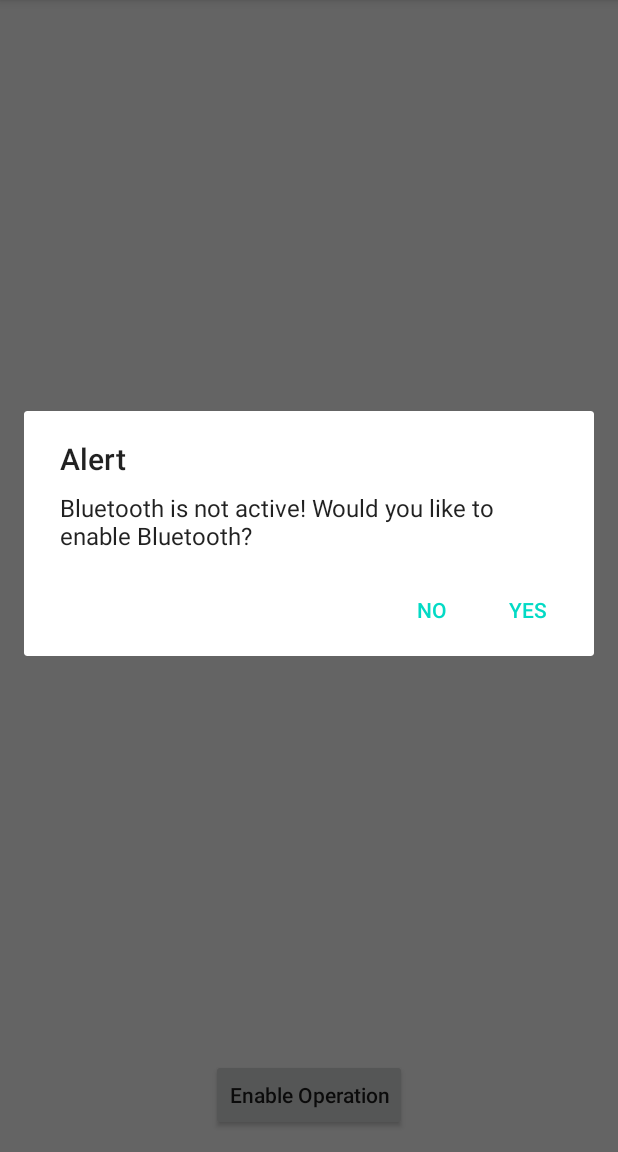
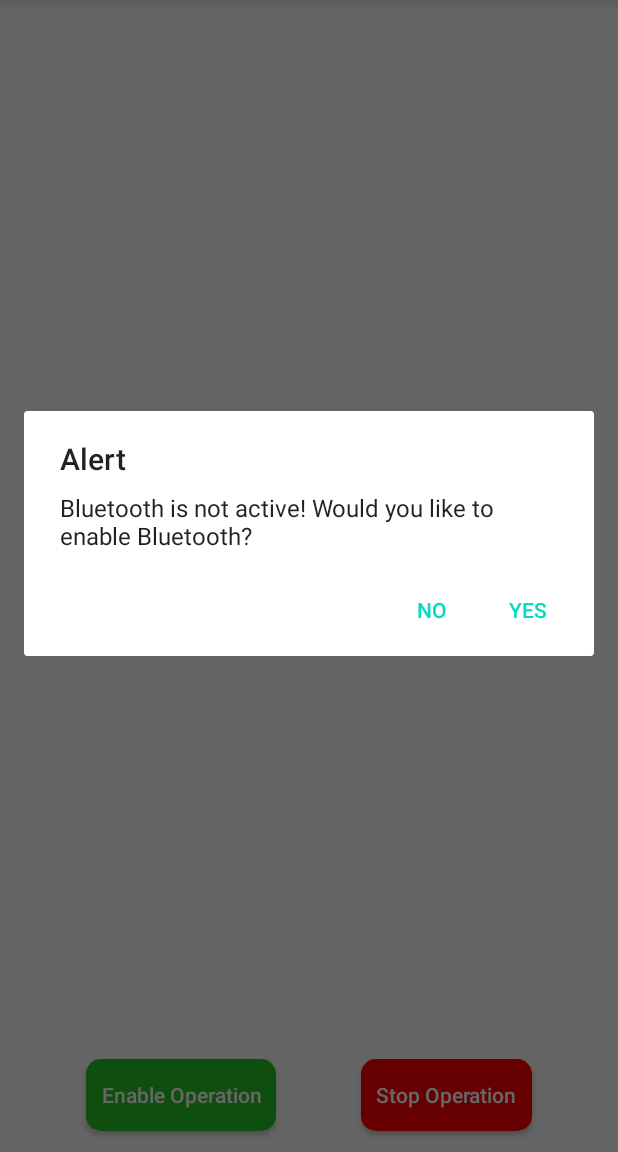
Before and after one commit to madroidpro/BT_AutoConnect, an Android app: the screen it shows after launch (MainActivity), after a tap on "Enable Operation", on a phone screen of 412 x 824 dp, the part 84-1236 px from its top. Run offline under Robolectric (Android 15) with nearby library versions, the phone set to English and light mode, and no system bars; our stand-ins replace data binding.

Commit message:
Add/Remove Bt Profiles to enable autoconnect

```diff
--- a/app/src/main/java/com/madroid/btautoconnect/adapter/DeviceListAdapter.kt
+++ b/app/src/main/java/com/madroid/btautoconnect/adapter/DeviceListAdapter.kt
@@ -4,12 +4,13 @@ import android.bluetooth.BluetoothDevice
 import android.view.LayoutInflater
 import android.view.ViewGroup
 import androidx.recyclerview.widget.RecyclerView
+import com.madroid.btautoconnect.MainActivity
 import com.madroid.btautoconnect.databinding.LayoutBtDevicesBinding
 
 /**
  * Created by HND6KOR on 10/12/2020.
  */
-class DeviceListAdapter(private var device: List<BluetoothDevice>) : RecyclerView.Adapter<DeviceListAdapter.DeviceVH>() {
+class DeviceListAdapter(private var device: List<BluetoothDevice>, private val action: MainActivity) : RecyclerView.Adapter<DeviceListAdapter.DeviceVH>() {
 
     override fun onCreateViewHolder(parent: ViewGroup, viewType: Int): DeviceVH {
         val inflater = LayoutInflater.from(parent.context)
@@ -33,6 +34,7 @@ class DeviceListAdapter(private var device: List<BluetoothDevice>) : RecyclerVie
     inner class DeviceVH(private val binding: LayoutBtDevicesBinding) : RecyclerView.ViewHolder(binding.root) {
         fun bind(device: BluetoothDevice) {
             binding.devices = device
+            binding.presenter=action
             binding.executePendingBindings()
         }
 
--- a/app/src/main/java/com/madroid/btautoconnect/receiver/BTBroadcastReceiver.kt
+++ b/app/src/main/java/com/madroid/btautoconnect/receiver/BTBroadcastReceiver.kt
@@ -7,18 +7,23 @@ import android.content.Intent
 import android.media.AudioManager
 import android.util.Log
 import android.view.KeyEvent
+import com.madroid.btautoconnect.common.CommonUtils
 import java.util.*
 import kotlin.concurrent.schedule
 
 class BTBroadcastReceiver : BroadcastReceiver() {
     val TAG = "BTBroadcastReceiver"
     override fun onReceive(context: Context, intent: Intent) {
+        val sharedPreferences = context.getSharedPreferences(CommonUtils.SHARED_PREF, Context.MODE_PRIVATE)
+        val savedDevices = sharedPreferences.getStringSet(CommonUtils.SAVED_BT_DEVICES, null) as? MutableSet<String>;
         Log.d(TAG, "${intent.action}")
         when (intent.action) {
             BluetoothDevice.ACTION_ACL_CONNECTED -> {
                 val device: BluetoothDevice? =
                         intent.getParcelableExtra(BluetoothDevice.EXTRA_DEVICE)
                 Log.d(TAG, "${device?.name} connected")
+                Log.d(TAG, savedDevices.toString())
+                if (savedDevices?.contains(device?.address) == true) {
                     Timer("starting", false).schedule(3000) {
                         val audioManager: AudioManager =
                                 context.getSystemService(Context.AUDIO_SERVICE) as AudioManager
@@ -27,6 +32,7 @@ class BTBroadcastReceiver : BroadcastReceiver() {
                         val upEvent = KeyEvent(KeyEvent.ACTION_UP, KeyEvent.KEYCODE_MEDIA_PLAY_PAUSE)
                         audioManager.dispatchMediaKeyEvent(downEvent)
                         audioManager.dispatchMediaKeyEvent(upEvent)
+                    }
                 }
 
             }
--- /dev/null
+++ b/app/src/main/res/drawable/btn_bg_green.xml
@@ -0,0 +1,7 @@
+<?xml version="1.0" encoding="utf-8"?>
+<shape xmlns:android="http://schemas.android.com/apk/res/android"
+    android:shape="rectangle" android:padding="10dp">
+    <!-- you can use any color you want I used here gray color-->
+    <solid android:color="@color/green"/>
+    <corners android:radius="10dp"/>
+</shape>
--- /dev/null
+++ b/app/src/main/res/drawable/btn_bg_red.xml
@@ -0,0 +1,7 @@
+<?xml version="1.0" encoding="utf-8"?>
+<shape xmlns:android="http://schemas.android.com/apk/res/android"
+    android:shape="rectangle" android:padding="10dp">
+    <!-- you can use any color you want I used here gray color-->
+    <solid android:color="@color/red"/>
+    <corners android:radius="10dp"/>
+</shape>
--- a/app/src/main/res/layout/activity_main.xml
+++ b/app/src/main/res/layout/activity_main.xml
@@ -78,11 +78,31 @@
             android:id="@+id/bt_start"
             android:layout_width="wrap_content"
             android:layout_height="wrap_content"
+            android:background="@drawable/btn_bg_green"
             android:onClick="@{()->presenter.startAction()}"
+            android:paddingLeft="10dp"
+            android:paddingRight="10dp"
             android:text="Enable Operation"
             android:textAllCaps="false"
+            android:textColor="@color/white"
             app:layout_constraintBottom_toBottomOf="parent"
             app:layout_constraintLeft_toLeftOf="parent"
+            app:layout_constraintRight_toLeftOf="@id/bt_stop"
+            app:layout_constraintTop_toBottomOf="@id/h90" />
+
+        <Button
+            android:id="@+id/bt_stop"
+            android:layout_width="wrap_content"
+            android:layout_height="wrap_content"
+            android:background="@drawable/btn_bg_red"
+            android:onClick="@{()->presenter.stopAction()}"
+            android:paddingLeft="10dp"
+            android:paddingRight="10dp"
+            android:text="Stop Operation"
+            android:textAllCaps="false"
+            android:textColor="@color/white"
+            app:layout_constraintBottom_toBottomOf="parent"
+            app:layout_constraintLeft_toRightOf="@id/bt_start"
             app:layout_constraintRight_toRightOf="parent"
             app:layout_constraintTop_toBottomOf="@id/h90" />
 
--- a/app/src/main/res/values/colors.xml
+++ b/app/src/main/res/values/colors.xml
@@ -3,4 +3,7 @@
     <color name="colorPrimary">#6200EE</color>
     <color name="colorPrimaryDark">#3700B3</color>
     <color name="colorAccent">#03DAC5</color>
+    <color name="red">#FF0000</color>
+    <color name="white">#FFFFFF</color>
+    <color name="green">#24C423</color>
 </resources>
```
Also changed, not shown: app/src/main/java/com/madroid/btautoconnect/MainActivity.kt (+36 -3 lines), app/src/main/java/com/madroid/btautoconnect/common/CommonUtils.kt (added, +12 -0 lines), app/src/main/java/com/madroid/btautoconnect/service/BTService.kt (+14 -2 lines), app/src/main/res/layout/layout_bt_devices.xml (+7 -2 lines). Lines whose indentation alone changed are shown as unchanged.
